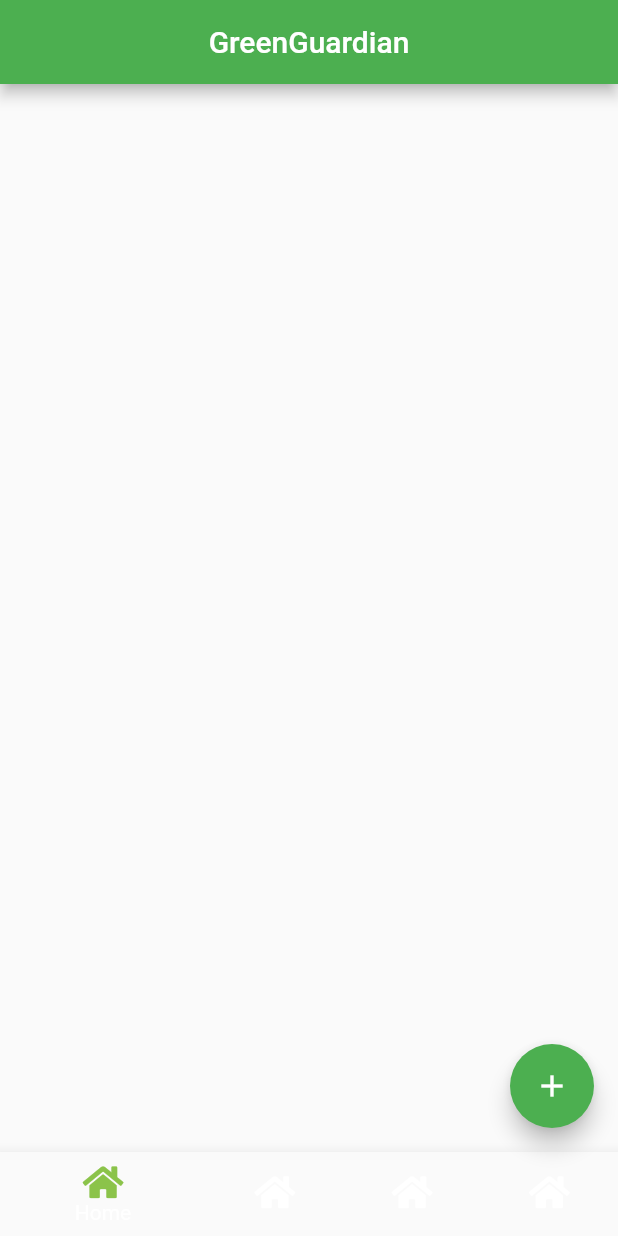
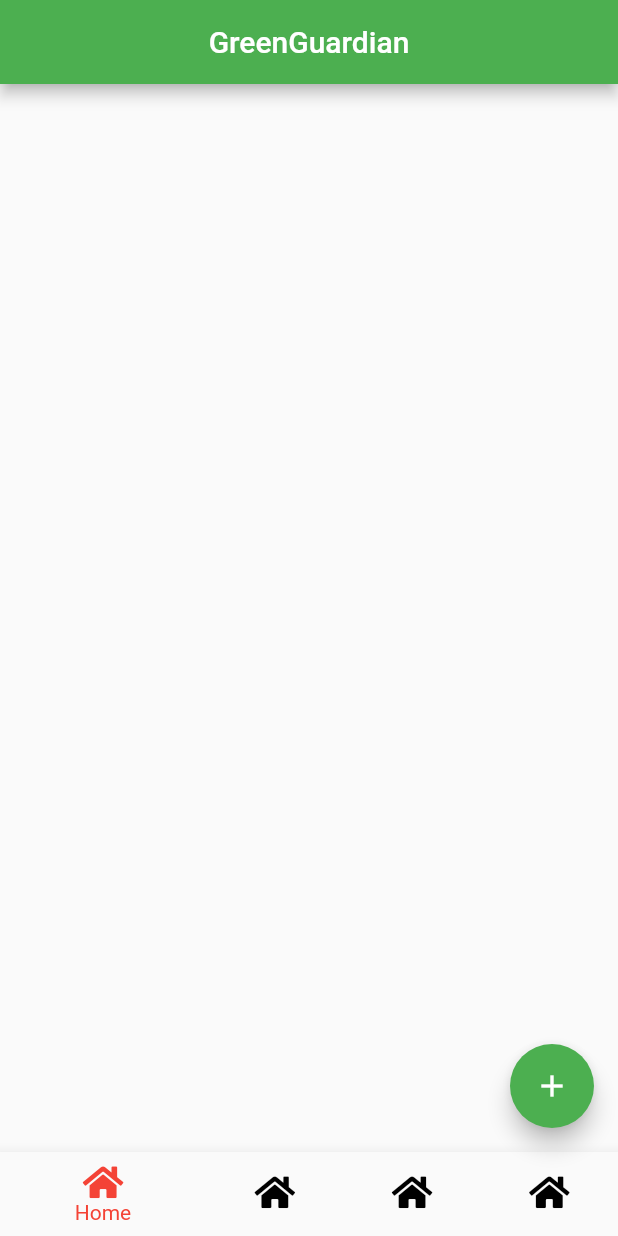
Before and after one commit to skornel02/duszamobile2021, a Flutter app: the screen it shows after launch, on a phone screen of 412 x 824 dp. Run offline on Flutter 3.47's test engine with Material 2 defaults, Android fonts, the light colour scheme and no system bars; our stand-ins replace flutter_modular, font_awesome_flutter, jiffy.

Commit message:
Modular routing for bottom navigation

```diff
--- a/lib/widgets/pages/tab_hoster_page.dart
+++ b/lib/widgets/pages/tab_hoster_page.dart
@@ -1,14 +1,10 @@
 import 'package:duszamobile2021/generated/l10n.dart';
-import 'package:duszamobile2021/widgets/tabs/categories_tab.dart';
-import 'package:duszamobile2021/widgets/tabs/home_tab.dart';
-import 'package:duszamobile2021/widgets/tabs/receipts_tab.dart';
-import 'package:duszamobile2021/widgets/tabs/statistics_tab.dart';
 import 'package:flutter/cupertino.dart';
 import 'package:flutter/material.dart';
+import 'package:flutter_modular/flutter_modular.dart';
 import 'package:font_awesome_flutter/font_awesome_flutter.dart';
 
 class TabHosterPage extends StatefulWidget {
-
   @override
   State<TabHosterPage> createState() => _TabHosterPageState();
 }
@@ -23,41 +19,43 @@ class _TabHosterPageState extends State<TabHosterPage> {
         centerTitle: true,
         title: Text(S.of(context).appTitle),
       ),
-      body: body,
+      body: RouterOutlet(),
       bottomNavigationBar: BottomNavigationBar(
-        onTap: (index){
-          switch(index){
+        currentIndex: 0,
+        unselectedItemColor: Colors.black,
+        selectedItemColor: Colors.red,
+        onTap: (index) {
+          switch (index) {
             case 0:
-              setState(() {
-                body = HomeTab();
-              });
+              Modular.to.navigate("/home");
               break;
             case 1:
-              setState(() {
-                body = ReceiptsTab();
-              });
+              Modular.to.navigate("/balances");
               break;
             case 2:
-              setState(() {
-                body = CategoriesTab();
-              });
+              Modular.to.navigate("/categories");
               break;
             case 3:
-              setState(() {
-                body = StatisticsTab();
-              });
+              Modular.to.navigate("/statistics");
               break;
           }
         },
         items: [
-          BottomNavigationBarItem(icon: FaIcon(FontAwesomeIcons.home, color: Colors.lightGreen,), label: S.of(context).home),
-          BottomNavigationBarItem(icon: FaIcon(FontAwesomeIcons.home), label: S.of(context).home),
-          BottomNavigationBarItem(icon: FaIcon(FontAwesomeIcons.home), label: S.of(context).home),
-          BottomNavigationBarItem(icon: FaIcon(FontAwesomeIcons.home), label: S.of(context).home),
+          BottomNavigationBarItem(
+              icon: FaIcon(
+                FontAwesomeIcons.home,
+              ),
+              label: S.of(context).home),
+          BottomNavigationBarItem(
+              icon: FaIcon(FontAwesomeIcons.home), label: S.of(context).home),
+          BottomNavigationBarItem(
+              icon: FaIcon(FontAwesomeIcons.home), label: S.of(context).home),
+          BottomNavigationBarItem(
+              icon: FaIcon(FontAwesomeIcons.home), label: S.of(context).home),
         ],
       ),
       floatingActionButton: FloatingActionButton(
-        onPressed: (){},
+        onPressed: () {},
         tooltip: 'Increment',
         child: const Icon(Icons.add),
       ), // This trailing comma makes auto-formatting nicer for build methods.
```
Also changed, not shown: lib/app_module.dart (+11 -2 lines), lib/resources/account.dart (+33 -23 lines), lib/resources/item.dart (+26 -0 lines), 1 other file.
